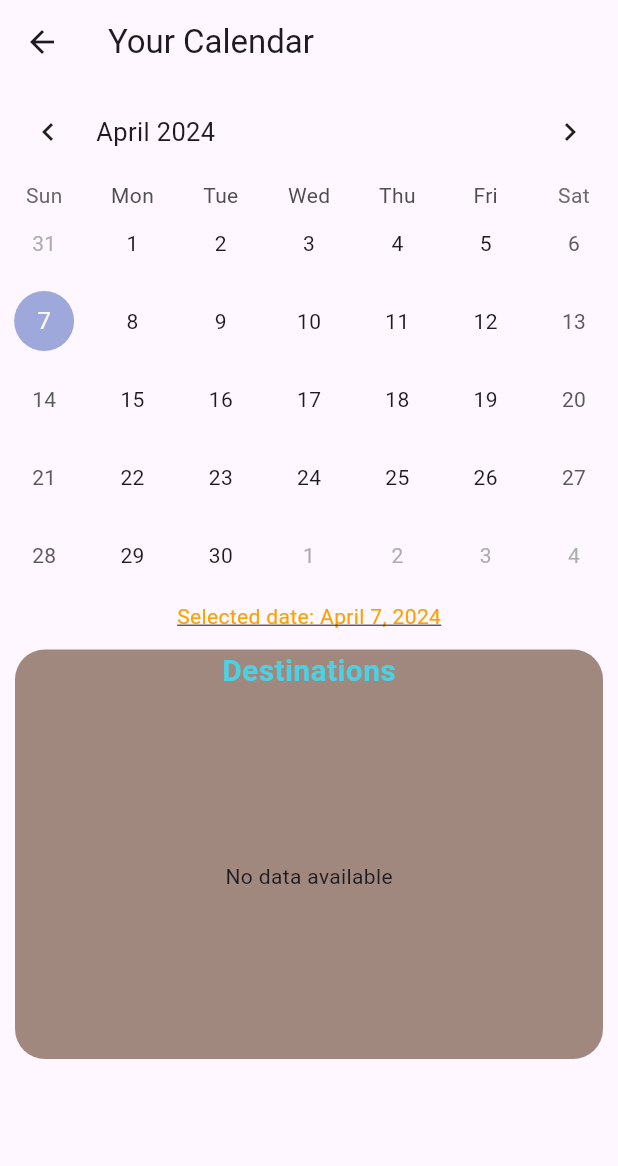
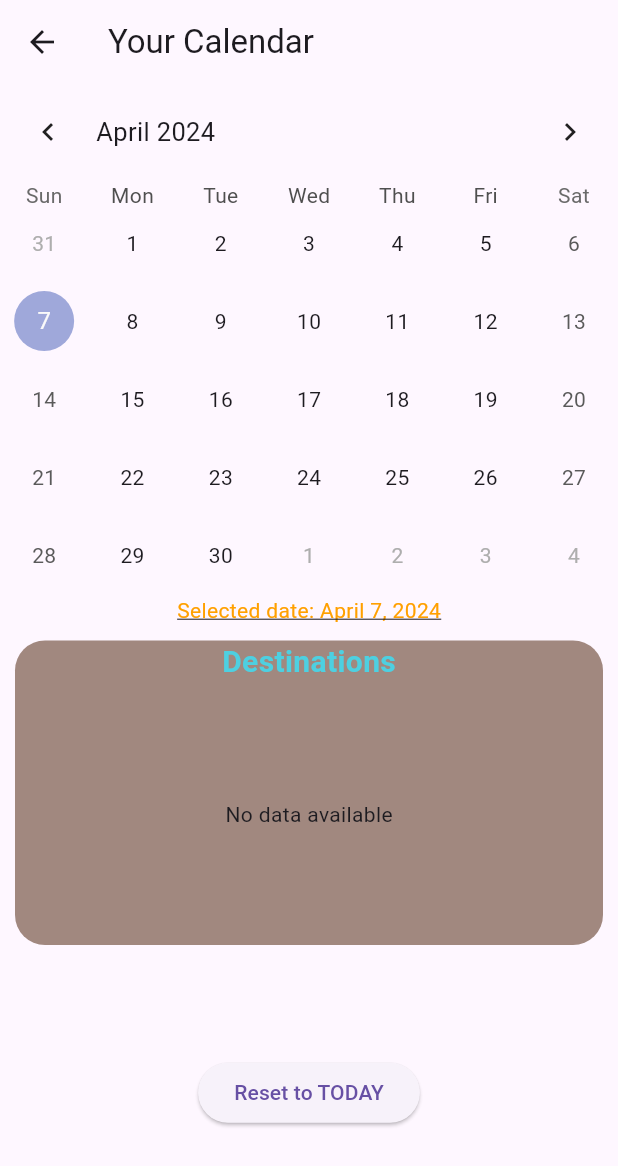
Before and after one commit to ngzh-luke/muict-424prj, a Flutter app: the CalendarView screen opened directly, on a phone screen of 412 x 824 dp. Shown: the top 1166 px of the screen. Run offline on Flutter 3.47's test engine with Material 3 defaults, Android fonts, the light colour scheme and no system bars; drawn by our look-alikes of table_calendar; our stand-ins replace cloud_firestore, file_picker, firebase_auth, firebase_core, firebase_storage, gap; accounts and stored records are empty; generated files the repository leaves out were written again.

Commit message:
calendar view improvements

```diff
--- a/travel_diary_app/lib/src/views/calendar_view.dart
+++ b/travel_diary_app/lib/src/views/calendar_view.dart
@@ -1,6 +1,5 @@
 import 'package:cloud_firestore/cloud_firestore.dart';
 import 'package:flutter/material.dart';
-import 'package:flutter/widgets.dart';
 import 'package:gap/gap.dart';
 import 'package:travel_diary_app/src/helpers/cloud_helpers/post_object.dart'
     as p;
@@ -57,14 +56,22 @@ class _CalendarViewState extends State<CalendarView> {
                 // print('format: $format');
               },
             ),
-            const Gap(5),
+            const Gap(1),
             Text(
                 style: TextStyle(
                     color: Colors.amber[700],
                     decoration: TextDecoration.underline),
                 "Selected date: ${DateFormat(DateFormat.YEAR_MONTH_DAY).format(focusedDate)}"),
-            const Gap(4),
+            const Gap(2),
             desList(),
+            const Spacer(),
+            ElevatedButton(
+                onPressed: () {
+                  setState(() {
+                    focusedDate = DateTime.now();
+                  });
+                },
+                child: const Text("Reset to TODAY")),
             const Spacer()
           ],
         ),
@@ -75,7 +82,7 @@ class _CalendarViewState extends State<CalendarView> {
   Padding desList() {
     return Padding(
       padding:
-          const EdgeInsets.only(top: 8.0, bottom: 5.0, left: 10, right: 10),
+          const EdgeInsets.only(top: 8.0, bottom: 3.0, left: 10, right: 10),
       child: Container(
         decoration: BoxDecoration(
           borderRadius: BorderRadius.circular(20.0),
@@ -93,7 +100,7 @@ class _CalendarViewState extends State<CalendarView> {
             Padding(
               padding: const EdgeInsets.all(12.0),
               child: SizedBox(
-                height: 220,
+                height: 150,
                 child: FutureBuilder<Widget>(
                   future: stream(),
                   builder:
@@ -152,7 +159,7 @@ class _CalendarViewState extends State<CalendarView> {
       }
 
       return SizedBox(
-        height: 100, // Set a fixed height
+        height: 70, // Set a fixed height
         child: ListView.builder(
           scrollDirection: Axis.vertical,
           itemCount: diaries.length,
@@ -161,7 +168,7 @@ class _CalendarViewState extends State<CalendarView> {
             return Padding(
               padding: const EdgeInsets.all(4.0),
               child: Container(
-                height: 100,
+                height: 50,
                 width: 200, // Set a fixed width for each item
                 decoration: BoxDecoration(
                   borderRadius: BorderRadius.circular(25.0),
--- a/travel_diary_app/pubspec.yaml
+++ b/travel_diary_app/pubspec.yaml
@@ -4,7 +4,7 @@ description: "A Flutter app to help users to keep track and memmories of their t
 # Prevent accidental publishing to pub.dev.
 publish_to: 'none'
 
-version: 1.4.0
+version: 1.4.4
 
 environment:
   sdk: '>=3.3.0 <4.0.0'
```
Also changed, not shown: travel_diary_app/lib/src/views/home_view.dart (+22 -8 lines).
